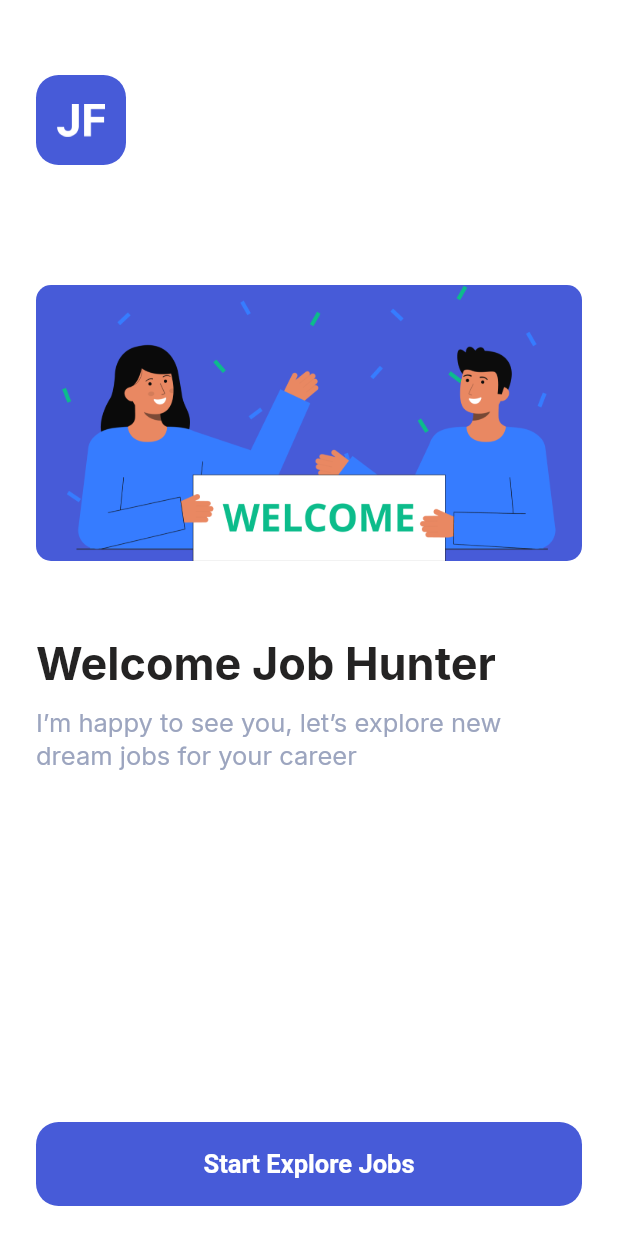
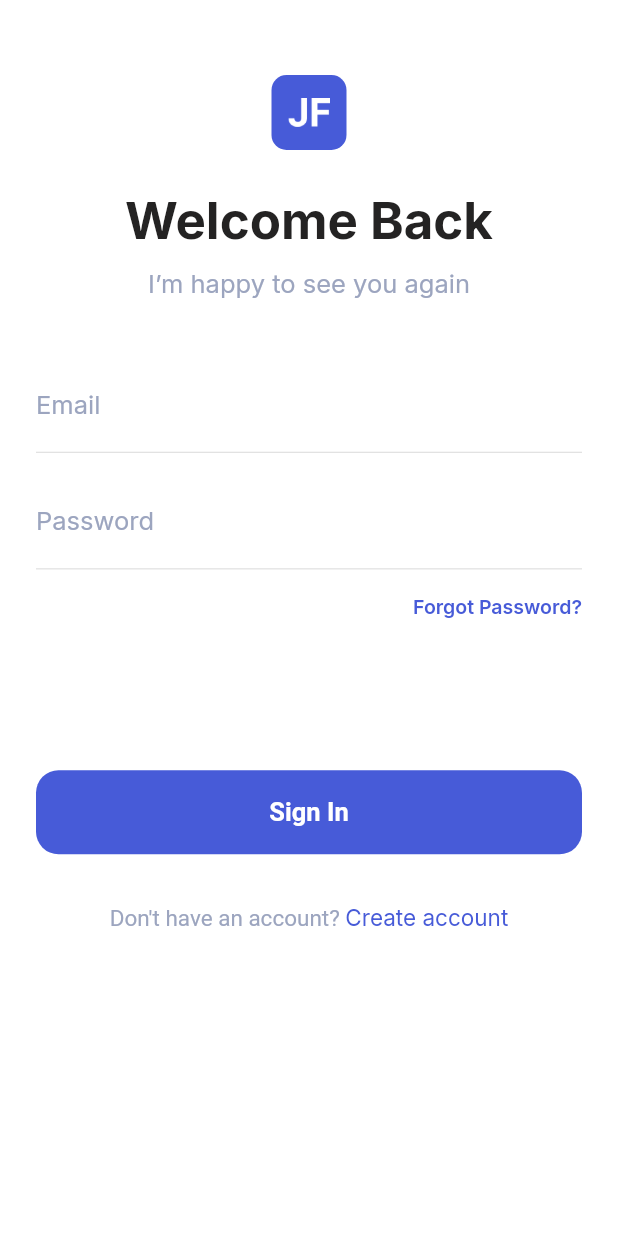
Before and after one commit to Manuelkpatsu/job_finder_app, a Flutter app: the screen it shows after launch, after a tap on "Start Explore Jobs", on a phone screen of 412 x 824 dp. Run offline on Flutter 3.47's test engine with Material 2 defaults, Android fonts, the phone set to English and light mode, and no system bars; our stand-ins replace google_fonts.

Commit message:
Implement login screen

```diff
--- a/lib/main.dart
+++ b/lib/main.dart
@@ -13,12 +13,22 @@ class MyApp extends StatelessWidget {
 
   @override
   Widget build(BuildContext context) {
-    return MaterialApp(
-      debugShowCheckedModeBanner: false,
-      title: 'Flutter Demo',
-      theme: CustomTheme.theme,
-      initialRoute: SplashScreen.routeName,
-      onGenerateRoute: AppRouter.generateRoute,
+    return GestureDetector(
+      behavior: HitTestBehavior.translucent,
+      onTap: () {
+        FocusScopeNode currentFocus = FocusScope.of(context);
+
+        if (!currentFocus.hasPrimaryFocus && currentFocus.focusedChild != null) {
+          FocusManager.instance.primaryFocus?.unfocus();
+        }
+      },
+      child: MaterialApp(
+        debugShowCheckedModeBanner: false,
+        title: 'Flutter Demo',
+        theme: CustomTheme.theme,
+        initialRoute: SplashScreen.routeName,
+        onGenerateRoute: AppRouter.generateRoute,
+      ),
     );
   }
 }
--- a/lib/router.dart
+++ b/lib/router.dart
@@ -1,5 +1,6 @@
 import 'package:flutter/material.dart';
 
+import 'screens/auth/login/login_screen.dart';
 import 'screens/splash/splash_screen.dart';
 import 'screens/welcome/welcome_screen.dart';
 
@@ -10,6 +11,8 @@ class AppRouter {
         return MaterialPageRoute(builder: (_) => const SplashScreen());
       case WelcomeScreen.routeName:
         return MaterialPageRoute(builder: (_) => const WelcomeScreen());
+      case LoginScreen.routeName:
+        return MaterialPageRoute(builder: (_) => const LoginScreen());
       default:
         return MaterialPageRoute(
           builder: (_) => Scaffold(
--- /dev/null
+++ b/lib/screens/auth/login/login_screen.dart
@@ -0,0 +1,92 @@
+import 'package:flutter/material.dart';
+import 'package:job_finder_app/screens/widgets/custom_button.dart';
+import 'package:job_finder_app/screens/widgets/logo.dart';
+import 'package:job_finder_app/screens/widgets/password_input_field.dart';
+import 'package:job_finder_app/screens/widgets/text_input_field.dart';
+import 'package:job_finder_app/utils/validator.dart';
+
+import 'widgets/create_new_account.dart';
+import 'widgets/forgot_password_button.dart';
+import 'widgets/login_message_text.dart';
+import 'widgets/welcome_back_text.dart';
+
+class LoginScreen extends StatefulWidget {
+  static const routeName = '/login';
+
+  const LoginScreen({Key? key}) : super(key: key);
+
+  @override
+  State<LoginScreen> createState() => _LoginScreenState();
+}
+
+class _LoginScreenState extends State<LoginScreen> {
+  final TextEditingController _emailController = TextEditingController();
+  final TextEditingController _passwordController = TextEditingController();
+  final _loginFormKey = GlobalKey<FormState>();
+
+  @override
+  void dispose() {
+    _emailController.dispose();
+    _passwordController.dispose();
+    super.dispose();
+  }
+
+  @override
+  Widget build(BuildContext context) {
+    return Scaffold(
+      body: SafeArea(
+        child: SingleChildScrollView(
+          padding: const EdgeInsets.symmetric(horizontal: 24),
+          child: Form(
+            key: _loginFormKey,
+            autovalidateMode: AutovalidateMode.onUserInteraction,
+            child: Column(
+              children: [
+                const SizedBox(height: 50),
+                const Logo(
+                  logo: 'assets/images/logo-light.png',
+                  size: 50,
+                  padding: EdgeInsets.symmetric(horizontal: 11, vertical: 15),
+                  borderRadius: 10,
+                ),
+                const SizedBox(height: 26),
+                const WelcomeBackText(),
+                const SizedBox(height: 10),
+                const LoginMessageText(),
+                const SizedBox(height: 40),
+                TextInputField(
+                  controller: _emailController,
+                  labelText: 'Email',
+                  inputType: TextInputType.emailAddress,
+                  inputAction: TextInputAction.next,
+                  validator: Validator.email,
+                ),
+                const SizedBox(height: 15),
+                PasswordInputField(
+                  controller: _passwordController,
+                  labelText: 'Password',
+                  inputAction: TextInputAction.done,
+                  validator: Validator.password,
+                ),
+                const SizedBox(height: 16),
+                ForgotPasswordButton(onTap: () {}),
+                const SizedBox(height: 100),
+                CustomButton(
+                  onPressed: () {
+                    if (_loginFormKey.currentState!.validate()) {
+
+                    }
+                  },
+                  widget: const Text('Sign In'),
+                ),
+                const SizedBox(height: 32),
+                CreateNewAccount(onTap: () {}),
+                const SizedBox(height: 30),
+              ],
+            ),
+          ),
+        ),
+      ),
+    );
+  }
+}
--- /dev/null
+++ b/lib/screens/auth/login/widgets/create_new_account.dart
@@ -0,0 +1,42 @@
+import 'package:flutter/material.dart';
+import 'package:job_finder_app/theme/custom_color.dart';
+
+class CreateNewAccount extends StatelessWidget {
+  final VoidCallback? onTap;
+
+  const CreateNewAccount({Key? key, required this.onTap}) : super(key: key);
+
+  @override
+  Widget build(BuildContext context) {
+    return RichText(
+      textAlign: TextAlign.center,
+      text: TextSpan(
+        text: 'Don\'t have an account? ',
+        style: const TextStyle(
+          color: CustomColor.deskripsiColor,
+          fontSize: 15,
+          fontWeight: FontWeight.w400,
+          height: 1.3,
+        ),
+        children: [
+          WidgetSpan(
+            child: InkWell(
+              splashColor: CustomColor.primaryColor.withOpacity(0.1),
+              highlightColor: CustomColor.primaryColor.withOpacity(0.1),
+              onTap: onTap,
+              child: const Text(
+                'Create account',
+                style: TextStyle(
+                  color: CustomColor.primaryColor,
+                  fontSize: 15,
+                  fontWeight: FontWeight.w400,
+                  height: 1.3,
+                ),
+              ),
+            ),
+          ),
+        ],
+      ),
+    );
+  }
+}
--- /dev/null
+++ b/lib/screens/auth/login/widgets/forgot_password_button.dart
@@ -0,0 +1,29 @@
+import 'package:flutter/material.dart';
+import 'package:job_finder_app/theme/custom_color.dart';
+
+class ForgotPasswordButton extends StatelessWidget {
+  final VoidCallback? onTap;
+
+  const ForgotPasswordButton({Key? key, required this.onTap}) : super(key: key);
+
+  @override
+  Widget build(BuildContext context) {
+    return Align(
+      alignment: Alignment.centerRight,
+      child: InkWell(
+        splashColor: CustomColor.primaryColor.withOpacity(0.1),
+        highlightColor: CustomColor.primaryColor.withOpacity(0.1),
+        onTap: onTap,
+        child: const Text(
+          'Forgot Password?',
+          style: TextStyle(
+            fontSize: 13,
+            fontWeight: FontWeight.w600,
+            color: CustomColor.primaryColor,
+            height: 1.38,
+          ),
+        ),
+      ),
+    );
+  }
+}
--- /dev/null
+++ b/lib/screens/auth/login/widgets/login_message_text.dart
@@ -0,0 +1,20 @@
+import 'package:flutter/material.dart';
+import 'package:job_finder_app/theme/custom_color.dart';
+
+class LoginMessageText extends StatelessWidget {
+  const LoginMessageText({Key? key}) : super(key: key);
+
+  @override
+  Widget build(BuildContext context) {
+    return const Text(
+      'I’m happy to see you again',
+      textAlign: TextAlign.center,
+      style: TextStyle(
+        color: CustomColor.deskripsiColor,
+        fontSize: 17,
+        fontWeight: FontWeight.w400,
+        height: 1.29,
+      ),
+    );
+  }
+}
--- /dev/null
+++ b/lib/screens/auth/login/widgets/welcome_back_text.dart
@@ -0,0 +1,20 @@
+import 'package:flutter/material.dart';
+import 'package:job_finder_app/theme/custom_color.dart';
+
+class WelcomeBackText extends StatelessWidget {
+  const WelcomeBackText({Key? key}) : super(key: key);
+
+  @override
+  Widget build(BuildContext context) {
+    return const Text(
+      'Welcome Back',
+      textAlign: TextAlign.center,
+      style: TextStyle(
+        color: CustomColor.titleColor,
+        fontSize: 34,
+        fontWeight: FontWeight.w700,
+        height: 1.21,
+      ),
+    );
+  }
+}
--- a/lib/screens/welcome/welcome_screen.dart
+++ b/lib/screens/welcome/welcome_screen.dart
@@ -1,4 +1,5 @@
 import 'package:flutter/material.dart';
+import 'package:job_finder_app/screens/auth/login/login_screen.dart';
 import 'package:job_finder_app/screens/widgets/custom_button.dart';
 import 'package:job_finder_app/screens/widgets/logo.dart';
 
@@ -30,7 +31,12 @@ class WelcomeScreen extends StatelessWidget {
               const WelcomeMessageText(),
               const Spacer(),
               CustomButton(
-                onPressed: () {},
+                onPressed: () {
+                  Navigator.of(context).pushNamedAndRemoveUntil(
+                    LoginScreen.routeName,
+                    (route) => false,
+                  );
+                },
                 widget: const Text('Start Explore Jobs'),
               ),
               const SizedBox(height: 20),
--- a/lib/screens/widgets/logo.dart
+++ b/lib/screens/widgets/logo.dart
@@ -6,6 +6,7 @@ class Logo extends StatelessWidget {
   final Color backgroundColor;
   final double size;
   final EdgeInsetsGeometry padding;
+  final double borderRadius;
 
   const Logo({
     Key? key,
@@ -13,6 +14,7 @@ class Logo extends StatelessWidget {
     this.backgroundColor = CustomColor.primaryColor,
     this.size = 60,
     this.padding = const EdgeInsets.symmetric(horizontal: 13, vertical: 19),
+    this.borderRadius = 15,
   }) : super(key: key);
 
   @override
@@ -24,7 +26,7 @@ class Logo extends StatelessWidget {
       alignment: Alignment.center,
       decoration: BoxDecoration(
         color: backgroundColor,
-        borderRadius: BorderRadius.circular(15),
+        borderRadius: BorderRadius.circular(borderRadius),
       ),
       child: Image.asset(logo, fit: BoxFit.cover),
     );
--- /dev/null
+++ b/lib/screens/widgets/password_input_field.dart
@@ -0,0 +1,80 @@
+import 'package:flutter/material.dart';
+import 'package:job_finder_app/theme/custom_color.dart';
+
+class PasswordInputField extends StatelessWidget {
+  final TextEditingController controller;
+  final TextInputType? inputType;
+  final TextInputAction? inputAction;
+  final FormFieldValidator<String>? validator;
+  final TextCapitalization textCapitalization;
+  final String labelText;
+  final bool obscureText;
+  final VoidCallback? toggle;
+  final void Function(String)? onChanged;
+  final EdgeInsetsGeometry? contentPadding;
+  final Widget? suffixIcon;
+  final Widget? prefixIcon;
+
+  const PasswordInputField({
+    Key? key,
+    required this.controller,
+    this.inputType,
+    this.inputAction,
+    this.validator,
+    required this.labelText,
+    this.obscureText = true,
+    this.toggle,
+    this.textCapitalization = TextCapitalization.none,
+    this.onChanged,
+    this.contentPadding,
+    this.suffixIcon,
+    this.prefixIcon,
+  }) : super(key: key);
+
+  @override
+  Widget build(BuildContext context) {
+    return TextFormField(
+      controller: controller,
+      onChanged: onChanged,
+      cursorColor: CustomColor.deskripsiColor,
+      style: const TextStyle(
+        fontSize: 17,
+        fontWeight: FontWeight.w600,
+        color: CustomColor.deskripsiColor,
+        height: 1.29,
+      ),
+      decoration: InputDecoration(
+        contentPadding: contentPadding,
+        border: UnderlineInputBorder(
+          borderSide: BorderSide(color: Colors.black.withOpacity(0.2), width: 0.5),
+        ),
+        enabledBorder: UnderlineInputBorder(
+          borderSide: BorderSide(color: Colors.black.withOpacity(0.2), width: 0.5),
+        ),
+        focusedBorder: const UnderlineInputBorder(
+          borderSide: BorderSide(color: CustomColor.primaryColor, width: 0.5),
+        ),
+        label: Text(labelText),
+        labelStyle: const TextStyle(
+          fontSize: 17,
+          fontWeight: FontWeight.w400,
+          color: CustomColor.deskripsiColor,
+          height: 1.29,
+        ),
+        suffixIcon: suffixIcon,
+        prefixIcon: prefixIcon,
+        errorStyle: const TextStyle(
+          color: CustomColor.errorColor,
+          fontSize: 13,
+          fontWeight: FontWeight.w600,
+          height: 1.38,
+        ),
+      ),
+      keyboardType: inputType,
+      textInputAction: inputAction,
+      obscureText: obscureText,
+      validator: validator,
+      textCapitalization: textCapitalization,
+    );
+  }
+}
--- /dev/null
+++ b/lib/screens/widgets/text_input_field.dart
@@ -0,0 +1,103 @@
+import 'package:flutter/material.dart';
+import 'package:flutter/services.dart';
+import 'package:job_finder_app/theme/custom_color.dart';
+
+class TextInputField extends StatelessWidget {
+  final TextEditingController controller;
+  final TextInputType? inputType;
+  final TextInputAction? inputAction;
+  final FormFieldValidator<String>? validator;
+  final TextCapitalization textCapitalization;
+  final String labelText;
+  final Widget? suffixIcon;
+  final Widget? prefixIcon;
+  final void Function(String)? onChanged;
+  final int? maxLines;
+  final List<TextInputFormatter>? inputFormatters;
+  final Iterable<String>? autofillHints;
+  final void Function()? onTap;
+  final void Function(String?)? onSaved;
+  final bool autofocus;
+  final EdgeInsetsGeometry? contentPadding;
+  final bool? enabled;
+  final bool readOnly;
+  final void Function(String)? onFieldSubmitted;
+
+  const TextInputField({
+    Key? key,
+    required this.controller,
+    this.inputType,
+    this.inputAction,
+    this.validator,
+    required this.labelText,
+    this.suffixIcon,
+    this.prefixIcon,
+    this.textCapitalization = TextCapitalization.none,
+    this.onChanged,
+    this.maxLines,
+    this.inputFormatters,
+    this.autofillHints,
+    this.onTap,
+    this.onSaved,
+    this.autofocus = false,
+    this.contentPadding,
+    this.enabled,
+    this.readOnly = false,
+    this.onFieldSubmitted,
+  }) : super(key: key);
+
+  @override
+  Widget build(BuildContext context) {
+    return TextFormField(
+      autofocus: autofocus,
+      controller: controller,
+      cursorColor: CustomColor.deskripsiColor,
+      onChanged: onChanged,
+      style: const TextStyle(
+        fontSize: 17,
+        fontWeight: FontWeight.w600,
+        color: CustomColor.deskripsiColor,
+        height: 1.29,
+      ),
+      inputFormatters: inputFormatters,
+      autofillHints: autofillHints,
+      onTap: onTap,
+      onSaved: onSaved,
+      enabled: enabled,
+      readOnly: readOnly,
+      onFieldSubmitted: onFieldSubmitted,
+      decoration: InputDecoration(
+        contentPadding: contentPadding,
+        border: UnderlineInputBorder(
+          borderSide: BorderSide(color: Colors.black.withOpacity(0.2), width: 0.5),
+        ),
+        enabledBorder: UnderlineInputBorder(
+          borderSide: BorderSide(color: Colors.black.withOpacity(0.2), width: 0.5),
+        ),
+        focusedBorder: const UnderlineInputBorder(
+          borderSide: BorderSide(color: CustomColor.primaryColor, width: 0.5),
+        ),
+        label: Text(labelText),
+        labelStyle: const TextStyle(
+          fontSize: 17,
+          fontWeight: FontWeight.w400,
+          color: CustomColor.deskripsiColor,
+          height: 1.29,
+        ),
+        suffixIcon: suffixIcon,
+        prefixIcon: prefixIcon,
+        errorStyle: const TextStyle(
+          color: CustomColor.errorColor,
+          fontSize: 13,
+          fontWeight: FontWeight.w600,
+          height: 1.38,
+        ),
+      ),
+      keyboardType: inputType,
+      textInputAction: inputAction,
+      validator: validator,
+      textCapitalization: textCapitalization,
+      maxLines: maxLines,
+    );
+  }
+}
--- /dev/null
+++ b/lib/utils/validator.dart
@@ -0,0 +1,38 @@
+import 'package:flutter/widgets.dart';
+
+class Validator {
+  static FormFieldValidator<String> email = (email) {
+    if (email == null || email.isEmpty) {
+      return 'Email is required.';
+    }
+
+    String pattern =
+        r"^[a-zA-Z0-9.a-zA-Z0-9.!#$%&'*+-/=?^_`{|}~]+@[a-zA-Z0-9]+\.[a-zA-Z]+";
+    RegExp regExp = RegExp(pattern);
+    if (!regExp.hasMatch(email)) {
+      return 'The email you entered is invalid.';
+    }
+
+    return null;
+  };
+
+  static FormFieldValidator<String> fullName = (fullName) {
+    if (fullName == null || fullName.isEmpty) {
+      return 'Full name is required.';
+    }
+
+    return null;
+  };
+
+  static FormFieldValidator<String> password = (password) {
+    if (password == null || password.isEmpty) {
+      return 'Password is required';
+    }
+
+    if (password.length < 7) {
+      return "Password is invalid.";
+    }
+
+    return null;
+  };
+}
```
